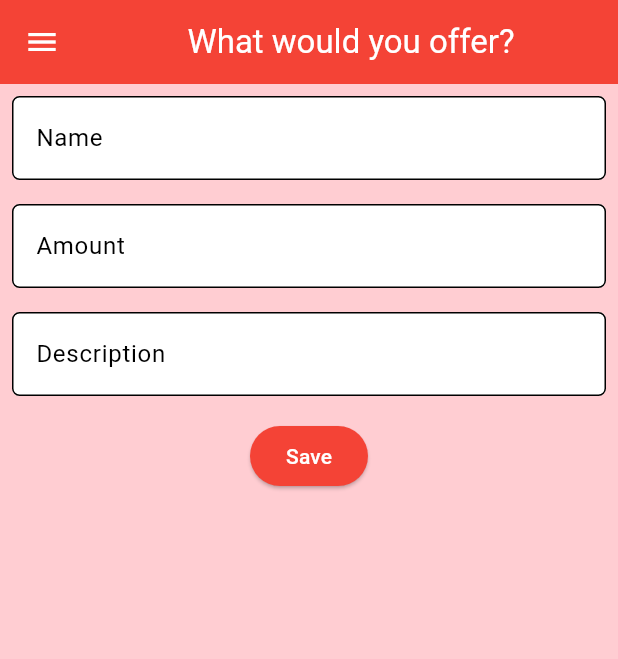
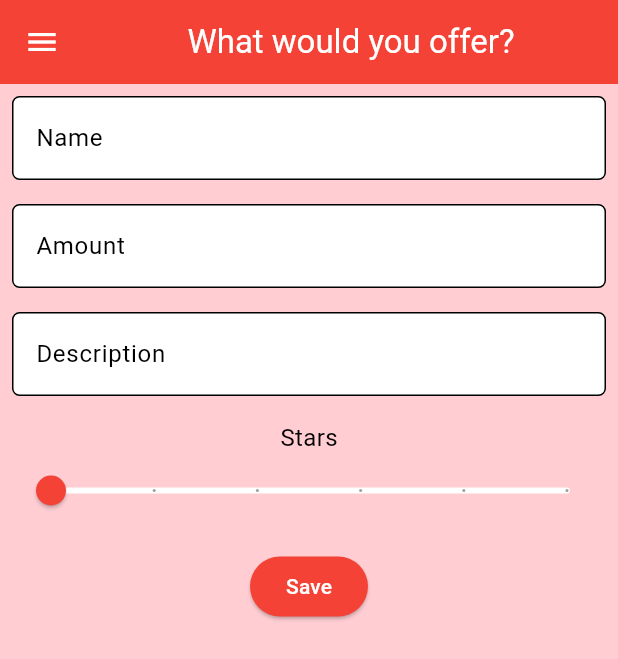
Before and after one commit to halizaarfa/words-of-affirmachine-mobile, a Flutter app: the ProductEntryFormPage screen opened directly, on a phone screen of 412 x 824 dp. Shown: the top 659 px of the screen. Run offline on Flutter 3.47's test engine with Material 3 defaults, Android fonts, the light colour scheme and no system bars.

Commit message:
Tugas 8: Flutter Navigation, Layouts, Forms, and Input Elements - Modifications and questions answering

```diff
--- a/lib/screens/productentry_form.dart
+++ b/lib/screens/productentry_form.dart
@@ -11,8 +11,9 @@ class ProductEntryFormPage extends StatefulWidget {
 class _ProductEntryFormPageState extends State<ProductEntryFormPage> {
   final _formKey = GlobalKey<FormState>();
   String _name = "";
+  int _amount = 0;
 	String _description = "";
-	int _amount = 0;
+	int _stars = 0;
 
   @override
   Widget build(BuildContext context) {
@@ -117,6 +118,35 @@ class _ProductEntryFormPageState extends State<ProductEntryFormPage> {
                   },
                 ),
               ),
+              Padding(
+                padding: const EdgeInsets.all(8.0),
+                child: Column(
+                  crossAxisAlignment: CrossAxisAlignment.start,
+                  children: [
+                    const Center(
+                      child: Text(
+                        "Stars",
+                        style: TextStyle(
+                          fontSize: 16.0,
+                        ),
+                      ),
+                    ),
+                    Slider(
+                      value: _stars.toDouble(),
+                      min: 0,
+                      max: 5,
+                      divisions: 5, // Memberikan titik jeda pada setiap nilai
+                      label: _stars.toString(),
+                      onChanged: (double value) {
+                        setState(() {
+                          _stars = value.toInt();
+                        });
+                      },
+                    ),
+                  ],
+                ),
+              ),
+
               Align(
                 alignment: Alignment.bottomCenter,
                 child: Padding(
@@ -132,14 +162,14 @@ class _ProductEntryFormPageState extends State<ProductEntryFormPage> {
                           context: context,
                           builder: (context) {
                             return AlertDialog(
-                              title: const Text('Product berhasil tersimpan'),
+                              title: Text('$_name is now on sale!', textAlign: TextAlign.center),
                               content: SingleChildScrollView(
                                 child: Column(
-                                  crossAxisAlignment: CrossAxisAlignment.start,
+                                  crossAxisAlignment: CrossAxisAlignment.center,
                                   children: [
-                                    Text('Product Name: $_name'),
-                                    Text('Amount: $_amount'),
-                                    Text('Description: $_description'),
+                                    Text('This is the description: $_description', textAlign: TextAlign.center),
+                                    Text('Stocks are $_amount left.', textAlign: TextAlign.center),
+                                    Text('$_stars stars are given for this product.', textAlign: TextAlign.center),
                                   ],
                                 ),
                               ),
```
Also changed, not shown: 1 other file.
